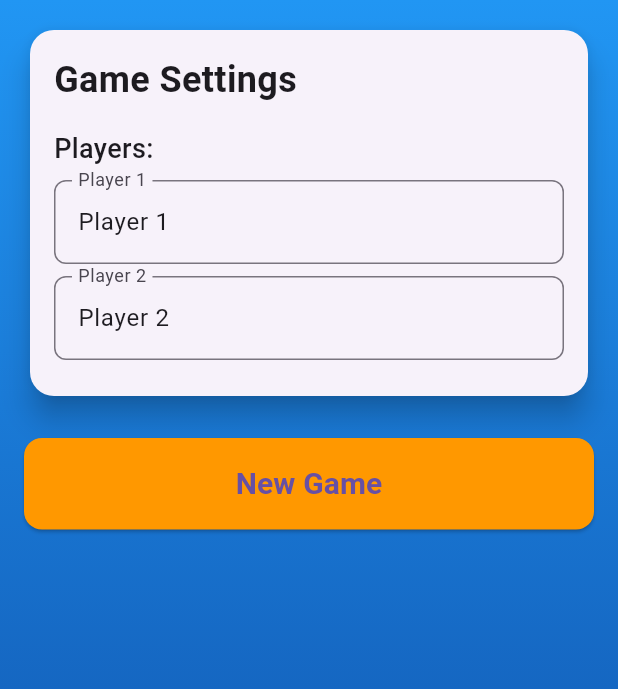
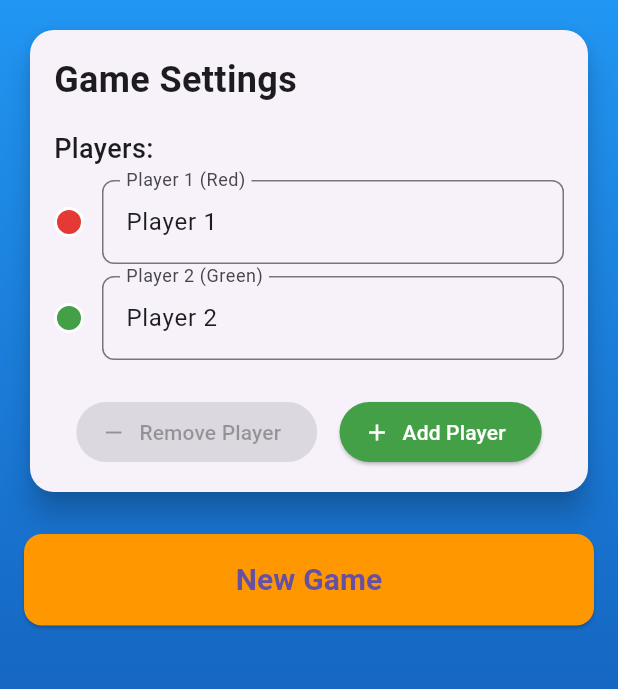
Before and after one commit to leonwwest/ludo-club, a Flutter app: the screen it shows after launch, on a phone screen of 412 x 824 dp, the part 84-773 px from its top. Run offline on Flutter 3.47's test engine with Material 3 defaults, Android fonts, the phone set to English and light mode, and no system bars; our stand-ins replace flutter_svg, just_audio, shared_preferences.

Commit message:
Dynamic Player Management - Add/Remove Players Feature
Home Screen Improvements:
- Add Player button: Allows adding players up to 4 total
- Remove Player button: Allows removing players down to 2 minimum
- Dynamic player count with real-time UI updates
- Color indicators show each player's assigned color (Red, Green, Blue, Yellow)
- Player labels include color names for clarity

Technical Implementation:
- Dynamic TextEditingController management
- Proper disposal of controllers when players removed
- Automatic color assignment from available colors array
- Updated startNewGame to use dynamic player count
- GameProvider default state with 2 players minimum
- All 4 player colors properly supported in game logic

UI/UX Features:
- Visual color circles next to each player input
- Add button (green) and Remove button (red) with icons
- Buttons disabled when limits reached (2-4 players)
- Smooth state transitions with proper setState calls
- Enhanced player labels: 'Player 1 (Red)', 'Player 2 (Green)', etc.

Game Logic Ready:
- All added players receive proper pieces and colors
- Game board supports dynamic player count
- SVG board design works with any player combination
- Capture logic and safe fields work for all players

```diff
--- a/lib/providers/game_provider.dart
+++ b/lib/providers/game_provider.dart
@@ -8,7 +8,7 @@ import 'package:ludo_club/models/ludo_objects.dart';
 import 'package:ludo_club/services/audio_service.dart';
 
 class GameProvider extends ChangeNotifier {
-  late GameState _gameState;
+
   final AudioService _audioService;
 
   bool isAnimating = false;
@@ -23,7 +23,7 @@ class GameProvider extends ChangeNotifier {
   GameProvider({
     AudioService? audioService,
   })  : _audioService = audioService ?? AudioService() {
-    _createNewGame([PlayerColor.red, PlayerColor.green, PlayerColor.blue, PlayerColor.yellow]); // Default to 4 players
+    _gameState = _createDefaultGameState();
     _initAudio();
   }
 
@@ -47,6 +47,8 @@ class GameProvider extends ChangeNotifier {
   Future<void> _initAudio() async {
     await _audioService.init();
   }
+
+  late GameState _gameState;
 
   GameState get gameState => _gameState;
   GamePhase get phase => _gameState.phase;
@@ -213,6 +215,32 @@ class GameProvider extends ChangeNotifier {
   Player getPlayerMeta(PlayerColor color) =>
       _gameState.players.firstWhere((p) => p.color == color);
 
+  GameState _createDefaultGameState() {
+    // Create a minimal default state with 2 players
+    final defaultPlayers = [
+      Player(
+        id: 'player1',
+        name: 'Player 1',
+        type: PlayerType.human,
+        color: PlayerColor.red,
+        pieces: List.generate(4, (j) => Piece(PlayerColor.red, j, const PiecePosition(GameState.basePosition, isHome: true))),
+      ),
+      Player(
+        id: 'player2',
+        name: 'Player 2',
+        type: PlayerType.human,
+        color: PlayerColor.green,
+        pieces: List.generate(4, (j) => Piece(PlayerColor.green, j, const PiecePosition(GameState.basePosition, isHome: true))),
+      ),
+    ];
+
+    return GameState(
+      players: defaultPlayers,
+      currentTurnPlayerId: PlayerColor.red,
+      startIndices: LudoGame.startFields,
+    );
+  }
+
   void startNewGame(List<Player> playersFromUI) {
     // Just use the players directly
     _gameState = GameState(
--- a/lib/ui/home_screen.dart
+++ b/lib/ui/home_screen.dart
@@ -13,10 +13,28 @@ class HomeScreen extends StatefulWidget {
 }
 
 class _HomeScreenState extends State<HomeScreen> {
-  final List<TextEditingController> _nameControllers = List.generate(
-    2,
+  List<TextEditingController> _nameControllers = [];
+  int _playerCount = 2;
+
+  final List<PlayerColor> _availableColors = [
+    PlayerColor.red,
+    PlayerColor.green,
+    PlayerColor.blue,
+    PlayerColor.yellow,
+  ];
+
+  @override
+  void initState() {
+    super.initState();
+    _initializeControllers();
+  }
+
+  void _initializeControllers() {
+    _nameControllers = List.generate(
+      _playerCount,
       (index) => TextEditingController(text: 'Player ${index + 1}'),
     );
+  }
 
   @override
   void dispose() {
@@ -24,6 +42,27 @@ class _HomeScreenState extends State<HomeScreen> {
       controller.dispose();
     }
     super.dispose();
+  }
+
+  void _addPlayer() {
+    if (_playerCount < 4) {
+      setState(() {
+        _playerCount++;
+        _nameControllers.add(
+          TextEditingController(text: 'Player $_playerCount')
+        );
+      });
+    }
+  }
+
+  void _removePlayer() {
+    if (_playerCount > 2) {
+      setState(() {
+        _nameControllers.last.dispose();
+        _nameControllers.removeLast();
+        _playerCount--;
+      });
+    }
   }
 
   @override
@@ -73,20 +112,63 @@ class _HomeScreenState extends State<HomeScreen> {
                         ),
                       ),
                       const SizedBox(height: 8),
-                      ...List.generate(2, (index) {
+                      ...List.generate(_playerCount, (index) {
                         return Padding(
                           padding: const EdgeInsets.only(bottom: 8.0),
+                          child: Row(
+                            children: [
+                              // Color indicator
+                              Container(
+                                width: 20,
+                                height: 20,
+                                margin: const EdgeInsets.only(right: 12),
+                                decoration: BoxDecoration(
+                                  color: _getColorForPlayerColor(_availableColors[index]),
+                                  shape: BoxShape.circle,
+                                  border: Border.all(color: Colors.white, width: 2),
+                                ),
+                              ),
+                              // Text field
+                              Expanded(
                                 child: TextField(
                                   controller: _nameControllers[index],
                                   decoration: InputDecoration(
-                              labelText: 'Player ${index + 1}',
+                                    labelText: 'Player ${index + 1} (${_getColorName(_availableColors[index])})',
                                     border: OutlineInputBorder(
                                       borderRadius: BorderRadius.circular(8),
                                     ),
                                   ),
                                 ),
+                              ),
+                            ],
+                          ),
                         );
                       }),
+                      const SizedBox(height: 16),
+                      // Add/Remove Player buttons
+                      Row(
+                        mainAxisAlignment: MainAxisAlignment.spaceEvenly,
+                        children: [
+                          ElevatedButton.icon(
+                            onPressed: _playerCount > 2 ? _removePlayer : null,
+                            icon: const Icon(Icons.remove),
+                            label: const Text('Remove Player'),
+                            style: ElevatedButton.styleFrom(
+                              backgroundColor: Colors.red.shade400,
+                              foregroundColor: Colors.white,
+                            ),
+                          ),
+                          ElevatedButton.icon(
+                            onPressed: _playerCount < 4 ? _addPlayer : null,
+                            icon: const Icon(Icons.add),
+                            label: const Text('Add Player'),
+                            style: ElevatedButton.styleFrom(
+                              backgroundColor: Colors.green.shade600,
+                              foregroundColor: Colors.white,
+                            ),
+                          ),
+                        ],
+                      ),
                     ],
                   ),
                 ),
@@ -118,15 +200,15 @@ class _HomeScreenState extends State<HomeScreen> {
 
   void _startGame() {
     final List<Player> players = [];
-    for (int i = 0; i < 2; i++) {
+    for (int i = 0; i < _playerCount; i++) {
       players.add(Player(
         id: 'player${i + 1}',
         name: _nameControllers[i].text.isNotEmpty
             ? _nameControllers[i].text
             : 'Player ${i + 1}',
         type: PlayerType.human,
-        color: PlayerColor.values[i],
-                      pieces: List.generate(4, (j) => Piece(PlayerColor.values[i], j, const PiecePosition(GameState.basePosition, isHome: true))),
+        color: _availableColors[i],
+        pieces: List.generate(4, (j) => Piece(_availableColors[i], j, const PiecePosition(GameState.basePosition, isHome: true))),
       ));
     }
 
@@ -139,4 +221,30 @@ class _HomeScreenState extends State<HomeScreen> {
       ),
     );
   }
+
+  Color _getColorForPlayerColor(PlayerColor playerColor) {
+    switch (playerColor) {
+      case PlayerColor.red:
+        return Colors.red.shade600;
+      case PlayerColor.green:
+        return Colors.green.shade600;
+      case PlayerColor.blue:
+        return Colors.blue.shade600;
+      case PlayerColor.yellow:
+        return Colors.yellow.shade600;
     }
+  }
+
+  String _getColorName(PlayerColor playerColor) {
+    switch (playerColor) {
+      case PlayerColor.red:
+        return 'Red';
+      case PlayerColor.green:
+        return 'Green';
+      case PlayerColor.blue:
+        return 'Blue';
+      case PlayerColor.yellow:
+        return 'Yellow';
+    }
+  }
+}
```
Lines whose indentation alone changed are shown as unchanged.
